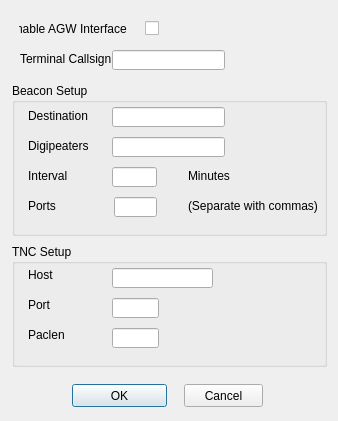
This is QT/QtTermTCP/AGWParams.ui in bjpetit/linbpq as Qt 5 draws it before an edit. The edited form follows.
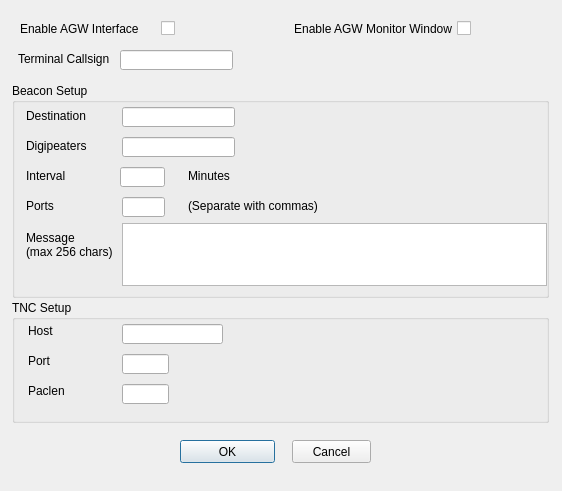
This is the edited form.

```diff
--- a/QT/QtTermTCP/AGWParams.ui
+++ b/QT/QtTermTCP/AGWParams.ui
@@ -6,8 +6,8 @@
    <rect>
     <x>0</x>
     <y>0</y>
-    <width>338</width>
-    <height>421</height>
+    <width>562</width>
+    <height>491</height>
    </rect>
   </property>
   <property name="windowTitle">
@@ -16,7 +16,7 @@
   <widget class="QLineEdit" name="TermCall">
    <property name="geometry">
     <rect>
-     <x>112</x>
+     <x>120</x>
      <y>50</y>
      <width>113</width>
      <height>20</height>
@@ -28,8 +28,8 @@
     <rect>
      <x>12</x>
      <y>83</y>
-     <width>315</width>
-     <height>153</height>
+     <width>537</width>
+     <height>215</height>
     </rect>
    </property>
    <property name="title">
@@ -38,7 +38,7 @@
    <widget class="QLineEdit" name="beaconDest">
     <property name="geometry">
      <rect>
-      <x>100</x>
+      <x>110</x>
       <y>24</y>
       <width>113</width>
       <height>20</height>
@@ -48,7 +48,7 @@
    <widget class="QLineEdit" name="beaconPath">
     <property name="geometry">
      <rect>
-      <x>100</x>
+      <x>110</x>
       <y>54</y>
       <width>113</width>
       <height>20</height>
@@ -58,7 +58,7 @@
    <widget class="QLineEdit" name="beaconInterval">
     <property name="geometry">
      <rect>
-      <x>100</x>
+      <x>108</x>
       <y>84</y>
       <width>45</width>
       <height>20</height>
@@ -68,7 +68,7 @@
    <widget class="QLineEdit" name="beaconPorts">
     <property name="geometry">
      <rect>
-      <x>102</x>
+      <x>110</x>
       <y>114</y>
       <width>43</width>
       <height>20</height>
@@ -78,7 +78,7 @@
    <widget class="QLabel" name="label_2">
     <property name="geometry">
      <rect>
-      <x>16</x>
+      <x>14</x>
       <y>22</y>
       <width>75</width>
       <height>21</height>
@@ -91,7 +91,7 @@
    <widget class="QLabel" name="label_3">
     <property name="geometry">
      <rect>
-      <x>16</x>
+      <x>14</x>
       <y>52</y>
       <width>75</width>
       <height>21</height>
@@ -104,7 +104,7 @@
    <widget class="QLabel" name="label_4">
     <property name="geometry">
      <rect>
-      <x>16</x>
+      <x>14</x>
       <y>82</y>
       <width>75</width>
       <height>21</height>
@@ -117,7 +117,7 @@
    <widget class="QLabel" name="label_5">
     <property name="geometry">
      <rect>
-      <x>16</x>
+      <x>14</x>
       <y>112</y>
       <width>75</width>
       <height>21</height>
@@ -133,7 +133,7 @@
       <x>176</x>
       <y>82</y>
       <width>75</width>
-      <height>21</height>
+      <height>22</height>
      </rect>
     </property>
     <property name="text">
@@ -153,13 +153,49 @@
      <string>(Separate with commas)</string>
     </property>
    </widget>
+   <widget class="QLabel" name="label_11">
+    <property name="geometry">
+     <rect>
+      <x>14</x>
+      <y>144</y>
+      <width>75</width>
+      <height>21</height>
+     </rect>
+    </property>
+    <property name="text">
+     <string>Message</string>
+    </property>
+   </widget>
+   <widget class="QPlainTextEdit" name="beaconText">
+    <property name="geometry">
+     <rect>
+      <x>110</x>
+      <y>140</y>
+      <width>425</width>
+      <height>63</height>
+     </rect>
+    </property>
+   </widget>
+   <widget class="QLabel" name="label_12">
+    <property name="geometry">
+     <rect>
+      <x>14</x>
+      <y>158</y>
+      <width>95</width>
+      <height>21</height>
+     </rect>
+    </property>
+    <property name="text">
+     <string>(max 256 chars)</string>
+    </property>
+   </widget>
   </widget>
   <widget class="QGroupBox" name="groupBox_2">
    <property name="geometry">
     <rect>
      <x>12</x>
-     <y>244</y>
-     <width>315</width>
+     <y>300</y>
+     <width>537</width>
      <height>123</height>
     </rect>
    </property>
@@ -169,7 +205,7 @@
    <widget class="QLineEdit" name="Host">
     <property name="geometry">
      <rect>
-      <x>100</x>
+      <x>110</x>
       <y>24</y>
       <width>101</width>
       <height>20</height>
@@ -179,7 +215,7 @@
    <widget class="QLineEdit" name="Port">
     <property name="geometry">
      <rect>
-      <x>100</x>
+      <x>110</x>
       <y>54</y>
       <width>47</width>
       <height>20</height>
@@ -189,7 +225,7 @@
    <widget class="QLineEdit" name="Paclen">
     <property name="geometry">
      <rect>
-      <x>100</x>
+      <x>110</x>
       <y>84</y>
       <width>47</width>
       <height>20</height>
@@ -239,9 +275,9 @@
   <widget class="QLabel" name="label">
    <property name="geometry">
     <rect>
-     <x>20</x>
+     <x>18</x>
      <y>48</y>
-     <width>91</width>
+     <width>111</width>
      <height>21</height>
     </rect>
    </property>
@@ -252,8 +288,8 @@
   <widget class="QPushButton" name="okButton">
    <property name="geometry">
     <rect>
-     <x>72</x>
-     <y>384</y>
+     <x>180</x>
+     <y>440</y>
      <width>95</width>
      <height>23</height>
     </rect>
@@ -265,8 +301,8 @@
   <widget class="QPushButton" name="cancelButton">
    <property name="geometry">
     <rect>
-     <x>184</x>
-     <y>384</y>
+     <x>292</x>
+     <y>440</y>
      <width>79</width>
      <height>23</height>
     </rect>
@@ -278,9 +314,9 @@
   <widget class="QCheckBox" name="AGWEnable">
    <property name="geometry">
     <rect>
-     <x>18</x>
+     <x>152</x>
      <y>16</y>
-     <width>141</width>
+     <width>23</width>
      <height>25</height>
     </rect>
    </property>
@@ -288,7 +324,36 @@
     <enum>Qt::RightToLeft</enum>
    </property>
    <property name="text">
-    <string>Enable AGW Interface    </string>
+    <string/>
+   </property>
+  </widget>
+  <widget class="QLabel" name="label_13">
+   <property name="geometry">
+    <rect>
+     <x>20</x>
+     <y>18</y>
+     <width>135</width>
+     <height>21</height>
+    </rect>
+   </property>
+   <property name="text">
+    <string>Enable AGW Interface</string>
+   </property>
+  </widget>
+  <widget class="QCheckBox" name="AGWMonEnable">
+   <property name="geometry">
+    <rect>
+     <x>255</x>
+     <y>18</y>
+     <width>216</width>
+     <height>21</height>
+    </rect>
+   </property>
+   <property name="layoutDirection">
+    <enum>Qt::RightToLeft</enum>
+   </property>
+   <property name="text">
+    <string>Enable AGW Monitor Window</string>
    </property>
   </widget>
  </widget>
```
